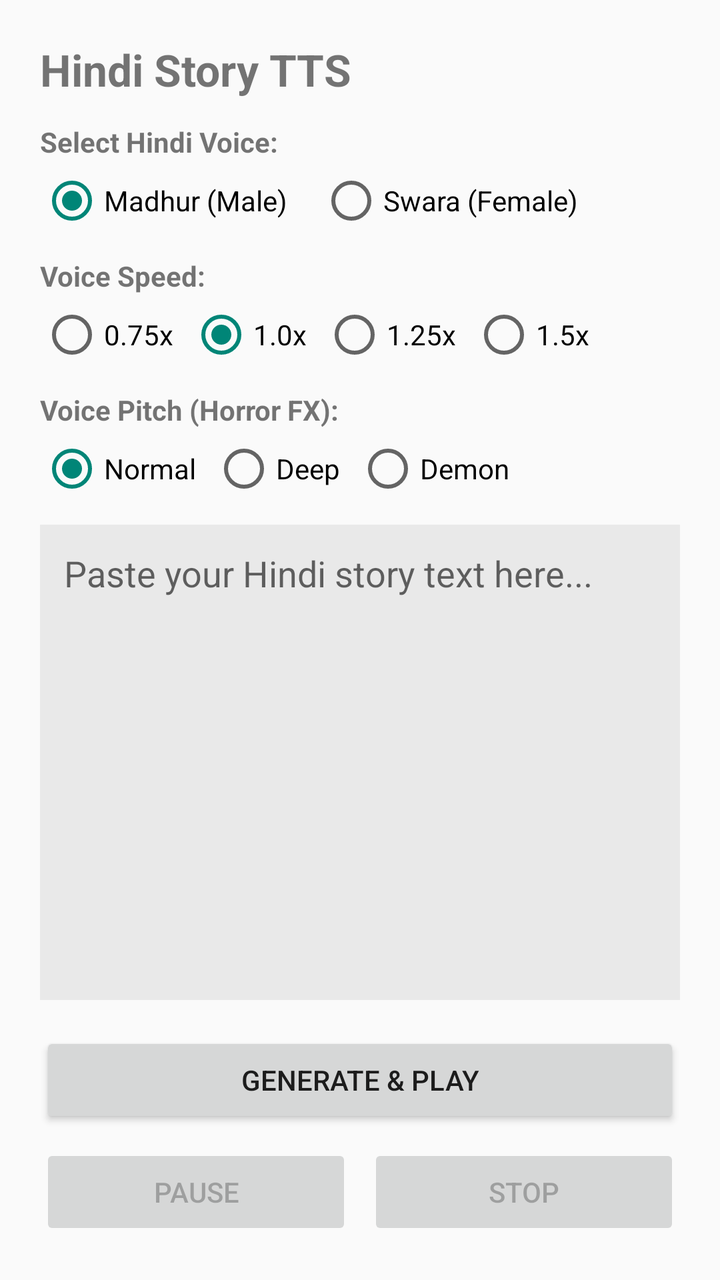
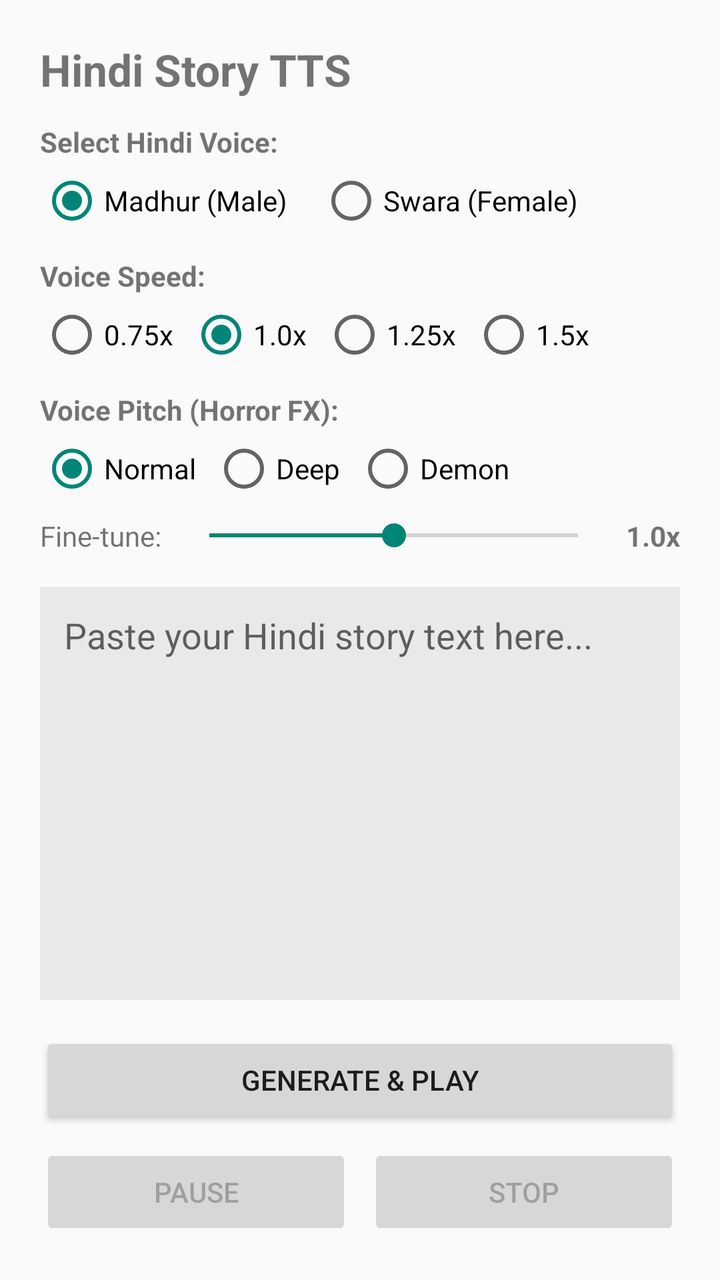

The first picture is an Android layout as it rendered before a commit; the second is the same layout after the commit. The layout source and the unified diff follow.
<!-- AndroidManifest.xml: application theme Theme.AppCompat.Light.DarkActionBar -->
<!-- res/layout/activity_main.xml -->
<?xml version="1.0" encoding="utf-8"?>
<ScrollView xmlns:android="http://schemas.android.com/apk/res/android"
    android:layout_width="match_parent"
    android:layout_height="match_parent"
    android:fillViewport="true">

    <LinearLayout
        android:layout_width="match_parent"
        android:layout_height="wrap_content"
        android:orientation="vertical"
        android:padding="20dp">

        <TextView
            android:layout_width="wrap_content"
            android:layout_height="wrap_content"
            android:text="Hindi Story TTS"
            android:textSize="22sp"
            android:textStyle="bold"
            android:layout_marginBottom="12dp"/>

        
        <TextView
            android:layout_width="wrap_content"
            android:layout_height="wrap_content"
            android:text="Select Hindi Voice:"
            android:textStyle="bold"
            android:layout_marginBottom="4dp"/>

        <RadioGroup
            android:id="@+id/radioGroupVoice"
            android:layout_width="match_parent"
            android:layout_height="wrap_content"
            android:orientation="horizontal"
            android:layout_marginBottom="12dp">

            <RadioButton
                android:id="@+id/radioMadhur"
                android:layout_width="wrap_content"
                android:layout_height="wrap_content"
                android:text="Madhur (Male)"
                android:checked="true"
                android:layout_marginEnd="16dp"/>

            <RadioButton
                android:id="@+id/radioSwara"
                android:layout_width="wrap_content"
                android:layout_height="wrap_content"
                android:text="Swara (Female)"/>
        </RadioGroup>

        
        <TextView
            android:layout_width="wrap_content"
            android:layout_height="wrap_content"
            android:text="Voice Speed:"
            android:textStyle="bold"
            android:layout_marginBottom="4dp"/>

        <RadioGroup
            android:id="@+id/radioGroupSpeed"
            android:layout_width="match_parent"
            android:layout_height="wrap_content"
            android:orientation="horizontal"
            android:layout_marginBottom="12dp">

            <RadioButton
                android:id="@+id/speed075"
                android:layout_width="wrap_content"
                android:layout_height="wrap_content"
                android:text="0.75x"
                android:layout_marginEnd="8dp"/>

            <RadioButton
                android:id="@+id/speed100"
                android:layout_width="wrap_content"
                android:layout_height="wrap_content"
                android:text="1.0x"
                android:checked="true"
                android:layout_marginEnd="8dp"/>

            <RadioButton
                android:id="@+id/speed125"
                android:layout_width="wrap_content"
                android:layout_height="wrap_content"
                android:text="1.25x"
                android:layout_marginEnd="8dp"/>

            <RadioButton
                android:id="@+id/speed150"
                android:layout_width="wrap_content"
                android:layout_height="wrap_content"
                android:text="1.5x"/>
        </RadioGroup>

        
        <TextView
            android:layout_width="wrap_content"
            android:layout_height="wrap_content"
            android:text="Voice Pitch (Horror FX):"
            android:textStyle="bold"
            android:layout_marginBottom="4dp"/>

        <RadioGroup
            android:id="@+id/radioGroupPitch"
            android:layout_width="match_parent"
            android:layout_height="wrap_content"
            android:orientation="horizontal"
            android:layout_marginBottom="12dp">

            <RadioButton
                android:id="@+id/pitchNormal"
                android:layout_width="wrap_content"
                android:layout_height="wrap_content"
                android:text="Normal"
                android:checked="true"
                android:layout_marginEnd="8dp"/>

            <RadioButton
                android:id="@+id/pitchDeep"
                android:layout_width="wrap_content"
                android:layout_height="wrap_content"
                android:text="Deep"
                android:layout_marginEnd="8dp"/>

            <RadioButton
                android:id="@+id/pitchDemon"
                android:layout_width="wrap_content"
                android:layout_height="wrap_content"
                android:text="Demon"/>
        </RadioGroup>

        
        <EditText
            android:id="@+id/editStoryText"
            android:layout_width="match_parent"
            android:layout_height="0dp"
            android:layout_weight="1"
            android:minHeight="140dp"
            android:gravity="top|start"
            android:hint="Paste your Hindi story text here..."
            android:inputType="textMultiLine"
            android:background="#11000000"
            android:padding="12dp"
            android:layout_marginBottom="16dp"/>

        
        <Button
            android:id="@+id/btnGeneratePlay"
            android:layout_width="match_parent"
            android:layout_height="wrap_content"
            android:text="Generate &amp; Play"
            android:padding="14dp"
            android:layout_marginBottom="8dp"/>

        
        <LinearLayout
            android:layout_width="match_parent"
            android:layout_height="wrap_content"
            android:orientation="horizontal"
            android:weightSum="2">

            <Button
                android:id="@+id/btnPauseResume"
                android:layout_width="0dp"
                android:layout_height="wrap_content"
                android:layout_weight="1"
                android:text="Pause"
                android:enabled="false"
                android:layout_marginEnd="4dp"/>

            <Button
                android:id="@+id/btnStop"
                android:layout_width="0dp"
                android:layout_height="wrap_content"
                android:layout_weight="1"
                android:text="Stop"
                android:enabled="false"
                android:layout_marginStart="4dp"/>
        </LinearLayout>

    </LinearLayout>
</ScrollView>
<!-- resources referenced by this layout -->
<resources>

</resources>

<!-- the commit's change to res/layout/activity_main.xml (unified diff, before → after) -->
@@ -105,7 +105,7 @@
             android:layout_width="match_parent"
             android:layout_height="wrap_content"
             android:orientation="horizontal"
-            android:layout_marginBottom="12dp">
+            android:layout_marginBottom="8dp">
 
             <RadioButton
                 android:id="@+id/pitchNormal"
@@ -128,6 +128,38 @@
                 android:layout_height="wrap_content"
                 android:text="Demon"/>
         </RadioGroup>
+
+        
+        <LinearLayout
+            android:layout_width="match_parent"
+            android:layout_height="wrap_content"
+            android:orientation="horizontal"
+            android:layout_marginBottom="16dp"
+            android:gravity="center_vertical">
+
+            <TextView
+                android:layout_width="wrap_content"
+                android:layout_height="wrap_content"
+                android:text="Fine-tune:"
+                android:textSize="14sp"
+                android:layout_marginEnd="8dp"/>
+
+            <SeekBar
+                android:id="@+id/seekBarPitch"
+                android:layout_width="0dp"
+                android:layout_height="wrap_content"
+                android:layout_weight="1"
+                android:max="200"
+                android:progress="100"/>
+
+            <TextView
+                android:id="@+id/txtPitchValue"
+                android:layout_width="wrap_content"
+                android:layout_height="wrap_content"
+                android:text="1.0x"
+                android:textStyle="bold"
+                android:layout_marginStart="8dp"/>
+        </LinearLayout>
 
         
         <EditText
